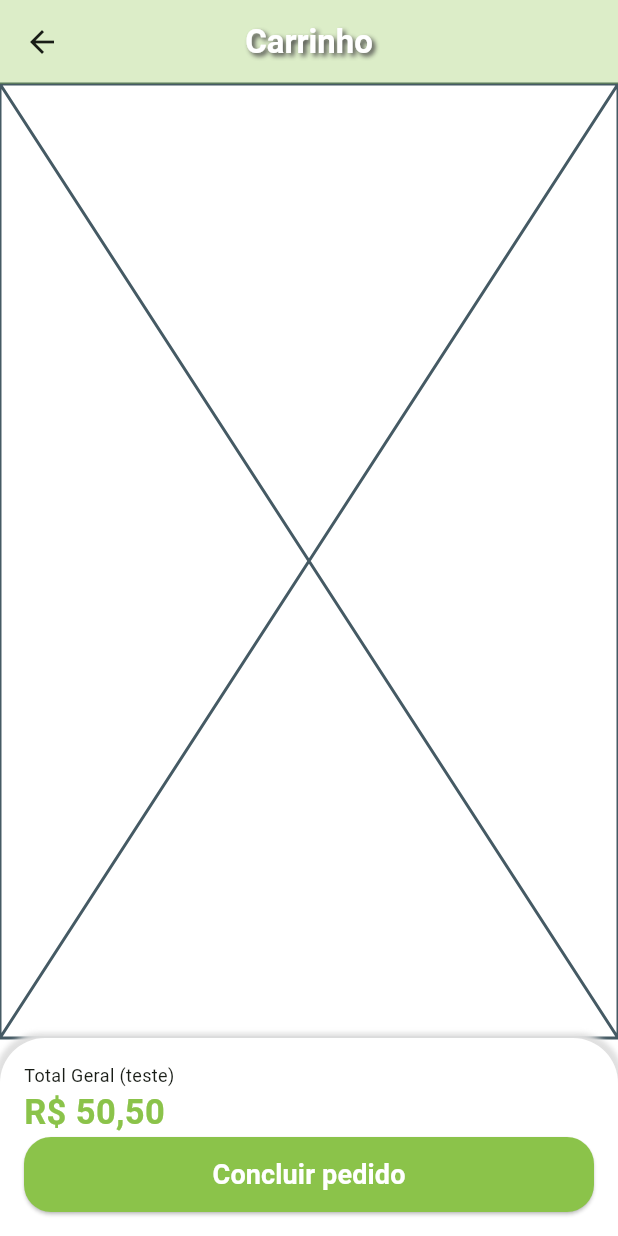
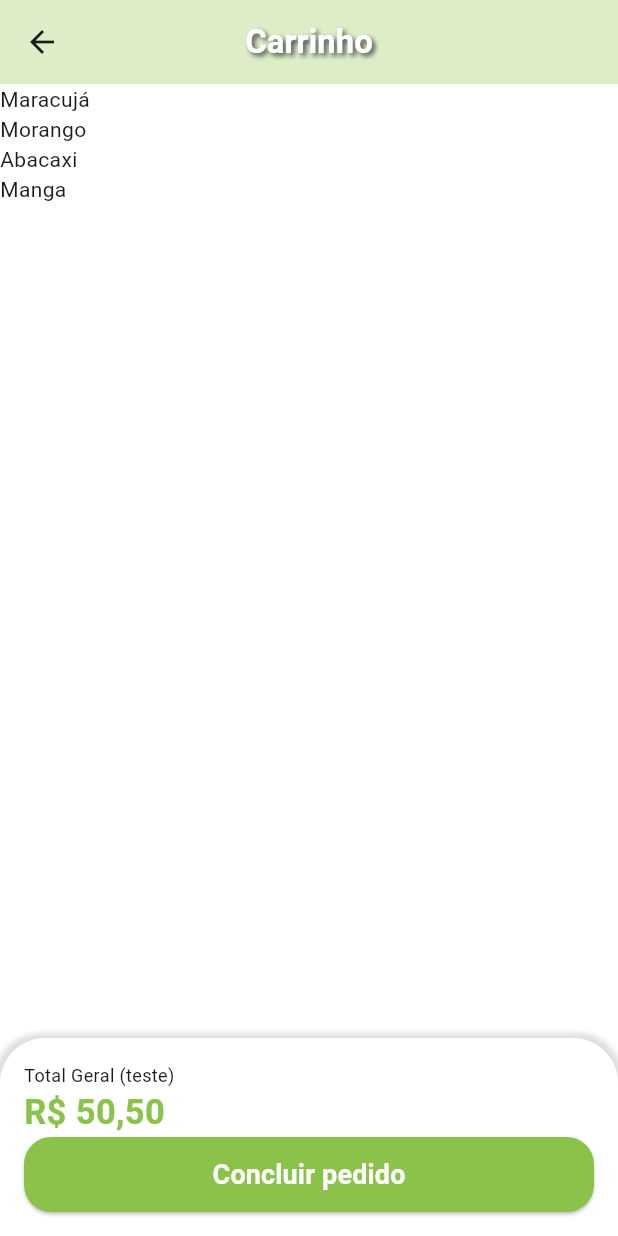
Before and after one commit to Miicchhel/FruitTrace, a Flutter app: the CartTab screen opened directly, on a phone screen of 412 x 824 dp. Run offline on Flutter 3.47's test engine with Material 3 defaults, Android fonts, the phone set to English and light mode, and no system bars; our stand-ins replace animated_text_kit, mask_text_input_formatter.

Commit message:
mostrando a lista de itens que constam no carrinho

```diff
--- a/lib/src/pages/cart/cart_tab.dart
+++ b/lib/src/pages/cart/cart_tab.dart
@@ -1,6 +1,7 @@
 import 'package:flutter/material.dart';
 import 'package:fruittrace/src/config/custom_colors.dart';
 import 'package:fruittrace/src/services/utils_services.dart';
+import 'package:fruittrace/src/config/app_data.dart' as app_data;
 
 class CartTab extends StatefulWidget {
   CartTab({super.key});
@@ -38,9 +39,14 @@ class _CartTabState extends State<CartTab> {
       body: Column(
         children: [
           // lista de itens do carrinho
-          const Expanded(child: Placeholder()),
-
-          // const SizedBox(height: 20),
+          Expanded(
+            child: ListView.builder(
+              itemCount: app_data.cartItems.length,
+              itemBuilder: (BuildContext _, int index) {
+                return Text(app_data.cartItems[index].item.itemName);
+              },
+            ),
+          ),
 
           // Total e confirmação de pedido
           Container(
```
